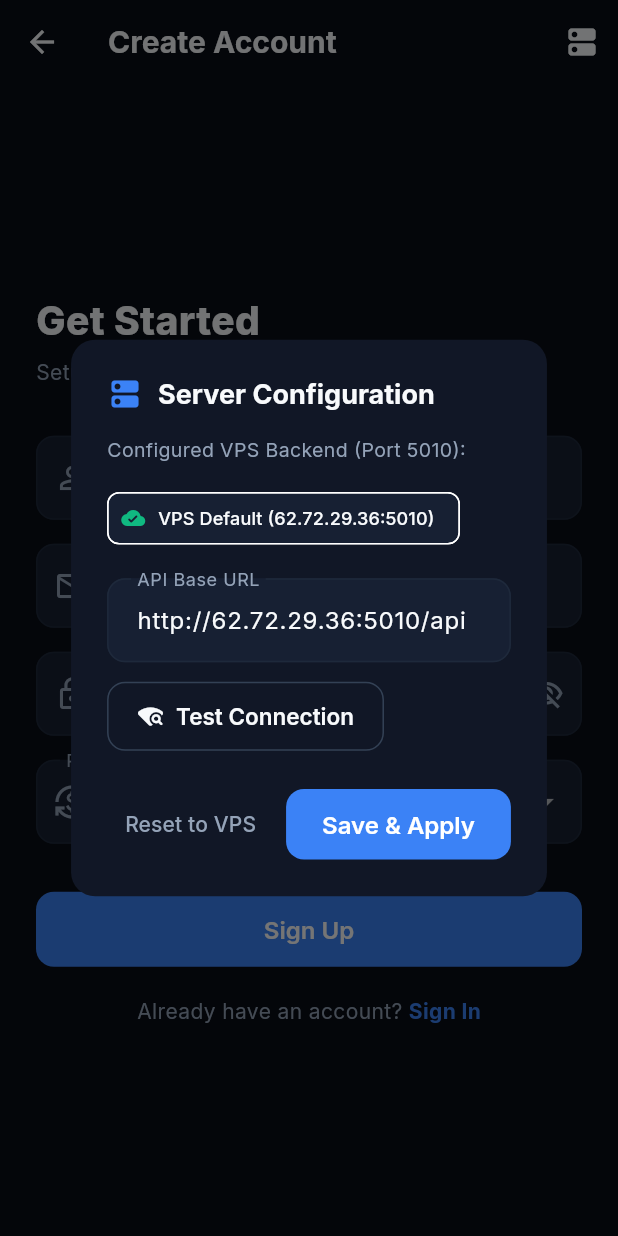
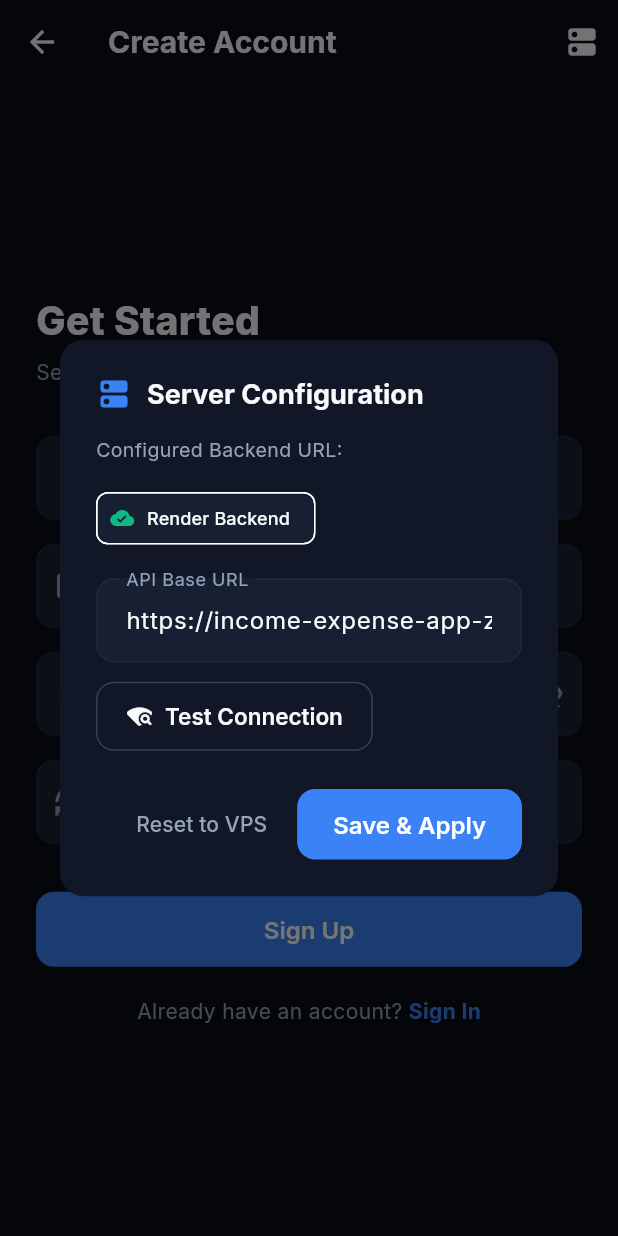
Before and after one commit to fourstepsproducts/Income_expense_App, a Flutter app: the RegisterScreen screen opened directly, after a tap on the "dns" icon, on a phone screen of 412 x 824 dp. Run offline on Flutter 3.47's test engine with Material 3 defaults, Android fonts, the phone set to English and light mode, and no system bars; our stand-ins replace fl_chart, flutter_riverpod, google_fonts, shared_preferences; accounts and stored records are empty.

Commit message:
Update backend API base URL to Render deployment

```diff
--- a/frontend/lib/core/config/api_config.dart
+++ b/frontend/lib/core/config/api_config.dart
@@ -1,8 +1,8 @@
 import 'package:shared_preferences/shared_preferences.dart';
 
 class ApiConfig {
-  // VPS Production/Central API Base URL
-  static const String defaultBaseUrl = 'http://62.72.29.36:5010/api';
+  // Render Production API Base URL
+  static const String defaultBaseUrl = 'https://income-expense-app-zif2.onrender.com/api';
 
   static const String _envApiUrl = String.fromEnvironment('API_URL');
   static const String _customUrlKey = 'custom_api_base_url';
--- a/frontend/lib/core/widgets/server_config_dialog.dart
+++ b/frontend/lib/core/widgets/server_config_dialog.dart
@@ -56,7 +56,7 @@
       if (response.statusCode == 200) {
         setState(() {
           _testSuccess = true;
-          _testMessage = 'Connected! VPS Backend is reachable (HTTP 200 OK).';
+          _testMessage = 'Connected! Backend is reachable (HTTP 200 OK).';
         });
       } else {
         setState(() {
@@ -120,7 +120,7 @@
           crossAxisAlignment: CrossAxisAlignment.start,
           children: [
             const Text(
-              'Configured VPS Backend (Port 5010):',
+              'Configured Backend URL:',
               style: TextStyle(fontSize: 13, color: AppColors.textSecondary),
             ),
             const SizedBox(height: 12),
@@ -130,7 +130,7 @@
               children: [
                 ActionChip(
                   avatar: const Icon(Icons.cloud_done_rounded, size: 16, color: AppColors.incomeGreen),
-                  label: const Text('VPS Default (62.72.29.36:5010)', style: TextStyle(fontSize: 12)),
+                  label: const Text('Render Backend', style: TextStyle(fontSize: 12)),
                   backgroundColor: AppColors.surfaceElevated,
                   onPressed: () {
                     _urlController.text = ApiConfig.defaultBaseUrl;
```
